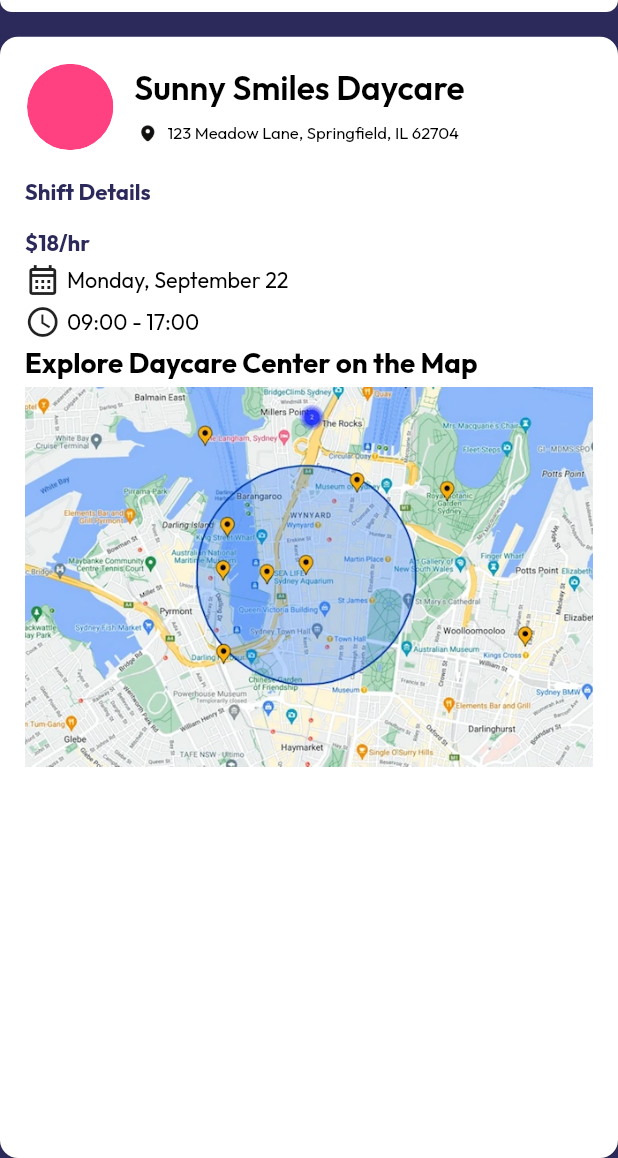
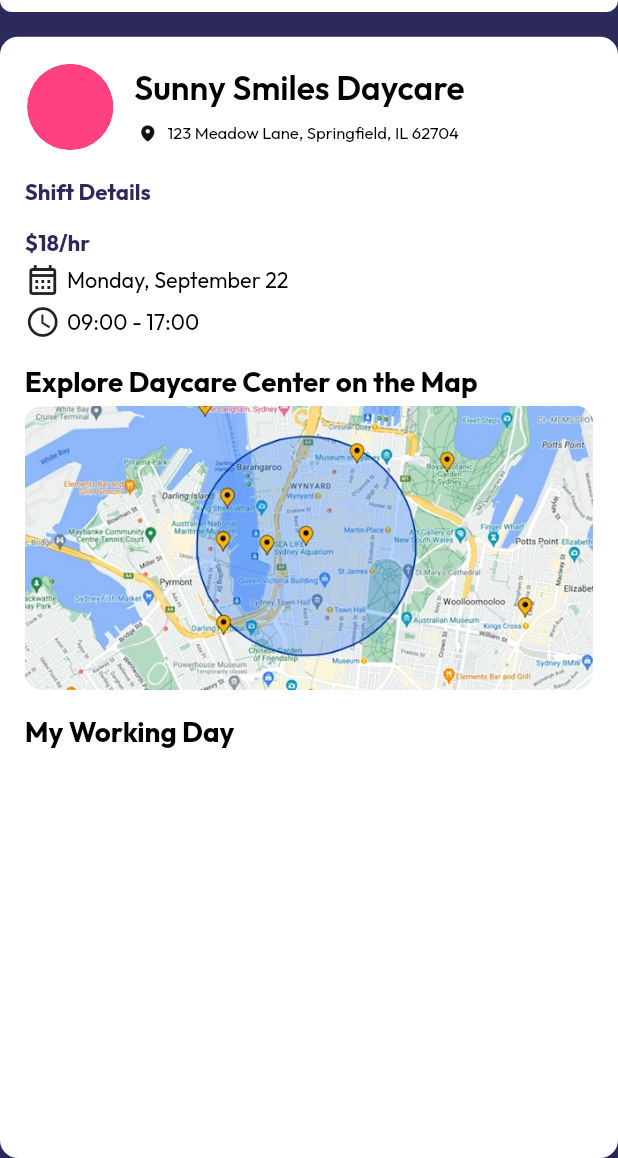
Before and after one commit to Irfanhossain909/tinnierenee12, a Flutter app: the EmployeeShiftDetailsScreen screen opened by its route, on a phone screen of 412 x 824 dp, the part 78-1236 px from its top. Run offline on Flutter 3.47's test engine with Material 3 defaults, Android fonts, the phone set to English and light mode, and no system bars; our stand-ins replace cached_network_image, device_preview, flutter_cache_manager, get, get_storage, pin_code_fields and 1 more; accounts and stored records are empty; network calls fail.

Commit message:
Enhance EmployeeShiftDetailsScreen UI by adding a rounded image for the map and introducing a new section for "My Working Day".

```diff
--- a/lib/screen/employee_shift_details_screen/employee_shift_details_screen.dart
+++ b/lib/screen/employee_shift_details_screen/employee_shift_details_screen.dart
@@ -93,12 +93,27 @@ class EmployeeShiftDetailsScreen extends StatelessWidget {
                   AppText(data: "09:00 - 17:00"),
                 ],
               ),
+              Gap(height: AppSize.width(value: 12)),
               AppText(
                 data: "Explore Daycare Center on the Map",
                 fontSize: AppSize.width(value: 18),
                 fontWeight: FontWeight.w700,
               ),
-              AppImage(path: AssetsPath.map),
+
+              ClipRRect(
+                borderRadius: BorderRadius.all(Radius.circular(12)),
+                child: AppImage(
+                  width: AppSize.width(value: double.infinity),
+                  height: AppSize.size.height * 0.23,
+                  path: AssetsPath.map,
+                ),
+              ),
+              Gap(height: AppSize.width(value: 12)),
+              AppText(
+                data: "My Working Day",
+                fontSize: AppSize.width(value: 18),
+                fontWeight: FontWeight.w700,
+              ),
             ],
           ),
         ),
```
